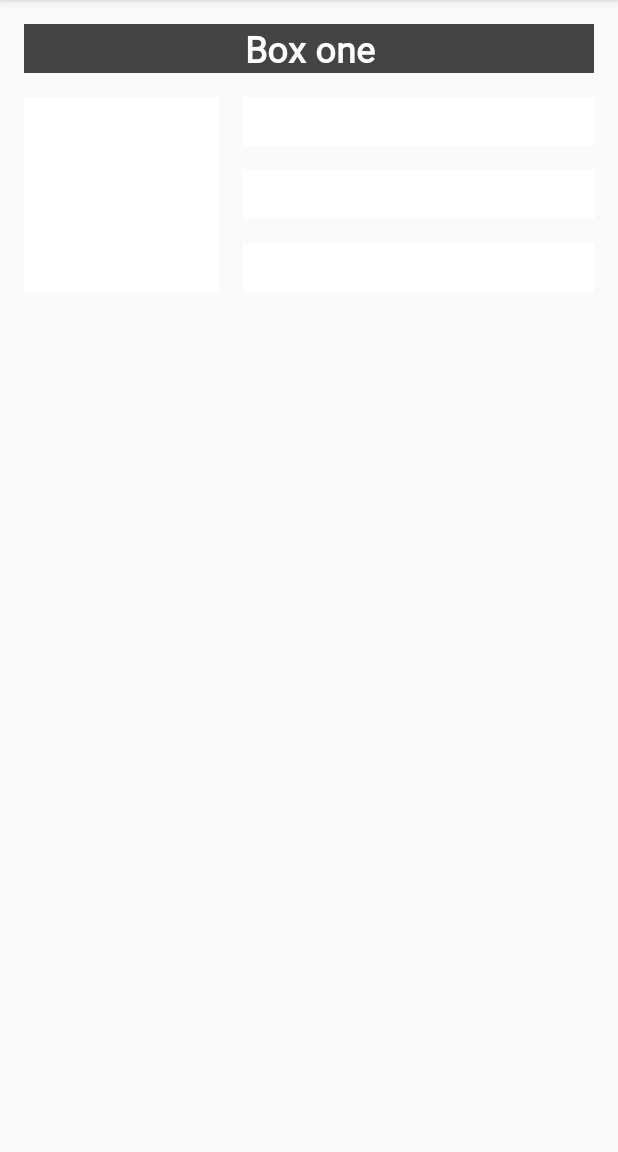
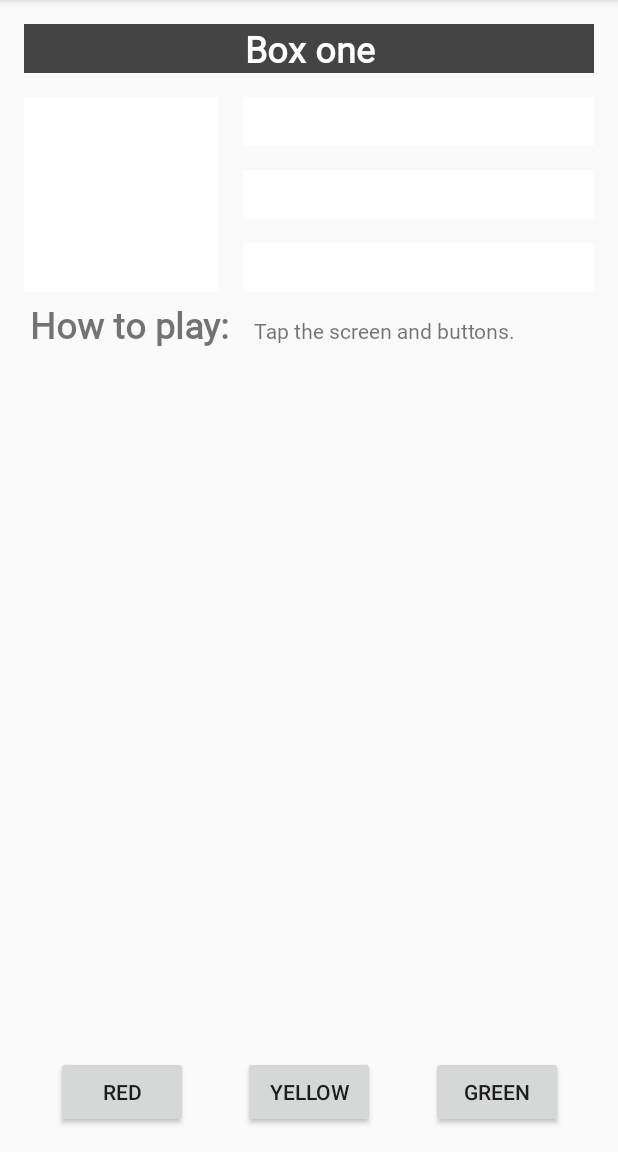
Before and after one commit to UladzislauB/courses, an Android app: the screen it shows after launch (MainActivity), after a tap on "Box one", on a phone screen of 412 x 824 dp, the part 84-1236 px from its top. Run offline under Robolectric (Android 15) with nearby library versions, the phone set to English and light mode, and no system bars.

Commit message:
completed codelabe 2 section 3

```diff
--- a/codelab2(ColorMyViews)/app/src/main/java/com/example/colormyviews/MainActivity.kt
+++ b/codelab2(ColorMyViews)/app/src/main/java/com/example/colormyviews/MainActivity.kt
@@ -5,6 +5,7 @@ import androidx.appcompat.app.AppCompatActivity
 import android.os.Bundle
 import android.view.View
 import android.widget.TextView
+import kotlinx.android.synthetic.main.activity_main.*
 
 class MainActivity : AppCompatActivity() {
 
@@ -24,6 +25,11 @@ class MainActivity : AppCompatActivity() {
             R.id.box_three_text -> view.setBackgroundColor(Color.BLUE)
             R.id.box_four_text -> view.setBackgroundColor(Color.MAGENTA)
             R.id.box_five_text -> view.setBackgroundColor(Color.BLUE)
+
+            R.id.red_button -> box_three_text.setBackgroundResource(R.color.my_red)
+            R.id.yellow_button -> box_four_text.setBackgroundResource(R.color.my_yellow)
+            R.id.green_button -> box_five_text.setBackgroundResource(R.color.my_green)
+
             else -> view.setBackgroundColor(Color.LTGRAY)
         }
     }
@@ -38,9 +44,14 @@ class MainActivity : AppCompatActivity() {
 
         val rootConstraintLayout = findViewById<View>(R.id.constraint_layout)
 
+        val redButton = findViewById<TextView>(R.id.red_button)
+        val greenButton = findViewById<TextView>(R.id.green_button)
+        val yellowButton = findViewById<TextView>(R.id.yellow_button)
+
         val clickableViews: List<View> =
-            listOf(boxFiveText, boxFourText, boxThreeText, boxTwoText,
-                boxOneText, rootConstraintLayout)
+            listOf(boxFiveText, boxFourText, boxThreeText,
+                boxTwoText, boxOneText, rootConstraintLayout,
+                redButton, greenButton, yellowButton)
 
         for (item in clickableViews){
             item.setOnClickListener {
--- a/codelab2(ColorMyViews)/app/src/main/res/layout/activity_main.xml
+++ b/codelab2(ColorMyViews)/app/src/main/res/layout/activity_main.xml
@@ -25,8 +25,8 @@
         style="@style/whiteBox"
         android:layout_width="130dp"
         android:layout_height="130dp"
-        android:layout_marginStart="16dp"
-        android:layout_marginTop="16dp"
+        android:layout_marginStart="@dimen/margin_wide"
+        android:layout_marginTop="@dimen/margin_wide"
         android:text="@string/box_two"
         app:layout_constraintStart_toStartOf="parent"
         app:layout_constraintTop_toBottomOf="@+id/box_one_text" />
@@ -72,4 +72,70 @@
         app:layout_constraintStart_toEndOf="@+id/box_two_text"
         app:layout_constraintTop_toBottomOf="@+id/box_four_text" />
 
+    <TextView
+        android:id="@+id/label_text"
+        android:layout_width="wrap_content"
+        android:layout_height="wrap_content"
+        android:layout_marginStart="20dp"
+        android:fontFamily="@font/roboto"
+        android:text="@string/how_to_play"
+        android:textSize="24sp"
+        android:textStyle="bold"
+        app:layout_constraintBaseline_toBaselineOf="@+id/info_text"
+        app:layout_constraintStart_toStartOf="parent" />
+
+    <TextView
+        android:id="@+id/info_text"
+        android:layout_width="0dp"
+        android:layout_height="wrap_content"
+        android:layout_marginStart="@dimen/margin_wide"
+        android:layout_marginTop="@dimen/margin_wide"
+        android:layout_marginEnd="@dimen/margin_wide"
+        android:layout_marginBottom="@dimen/margin_wide"
+        android:fontFamily="@font/roboto"
+        android:text="@string/tap_the_boxes_and_buttons"
+        app:layout_constraintBottom_toBottomOf="parent"
+        app:layout_constraintEnd_toEndOf="parent"
+        app:layout_constraintStart_toEndOf="@+id/label_text"
+        app:layout_constraintTop_toBottomOf="@+id/box_two_text"
+        app:layout_constraintVertical_bias="0.0" />
+
+    <Button
+        android:id="@+id/red_button"
+        android:layout_width="wrap_content"
+        android:layout_height="wrap_content"
+        android:layout_marginStart="@dimen/margin_wide"
+        android:text="@string/button_red"
+        app:layout_constraintBaseline_toBaselineOf="@+id/yellow_button"
+        app:layout_constraintEnd_toStartOf="@+id/yellow_button"
+        app:layout_constraintHorizontal_bias="0.5"
+        app:layout_constraintStart_toStartOf="parent" />
+
+    <Button
+        android:id="@+id/yellow_button"
+        android:layout_width="wrap_content"
+        android:layout_height="wrap_content"
+        android:layout_marginStart="@dimen/margin_wide"
+        android:layout_marginTop="@dimen/margin_wide"
+        android:layout_marginEnd="@dimen/margin_wide"
+        android:layout_marginBottom="@dimen/margin_wide"
+        android:text="@string/button_yellow"
+        app:layout_constraintBottom_toBottomOf="parent"
+        app:layout_constraintEnd_toStartOf="@+id/green_button"
+        app:layout_constraintHorizontal_bias="0.5"
+        app:layout_constraintStart_toEndOf="@+id/red_button"
+        app:layout_constraintTop_toBottomOf="@+id/info_text"
+        app:layout_constraintVertical_bias="1.0" />
+
+    <Button
+        android:id="@+id/green_button"
+        android:layout_width="wrap_content"
+        android:layout_height="wrap_content"
+        android:layout_marginEnd="@dimen/margin_wide"
+        android:text="@string/button_green"
+        app:layout_constraintBaseline_toBaselineOf="@+id/yellow_button"
+        app:layout_constraintEnd_toEndOf="parent"
+        app:layout_constraintHorizontal_bias="0.5"
+        app:layout_constraintStart_toEndOf="@+id/yellow_button" />
+
 </androidx.constraintlayout.widget.ConstraintLayout>
--- a/codelab2(ColorMyViews)/app/src/main/res/values/colors.xml
+++ b/codelab2(ColorMyViews)/app/src/main/res/values/colors.xml
@@ -3,4 +3,7 @@
     <color name="colorPrimary">#008577</color>
     <color name="colorPrimaryDark">#00574B</color>
     <color name="colorAccent">#D81B60</color>
+    <color name="my_green">#12C700</color>
+    <color name="my_red">#E54304</color>
+    <color name="my_yellow">#FFC107</color>
 </resources>
--- a/codelab2(ColorMyViews)/app/src/main/res/values/strings.xml
+++ b/codelab2(ColorMyViews)/app/src/main/res/values/strings.xml
@@ -5,4 +5,9 @@
     <string name="box_three">Box Three</string>
     <string name="box_four">Box Four</string>
     <string name="box_five">Box Five</string>
+    <string name="how_to_play">How to play:</string>
+    <string name="tap_the_boxes_and_buttons">Tap the screen and buttons.</string>
+    <string name="button_red">RED</string>
+    <string name="button_yellow">YELLOW</string>
+    <string name="button_green">GREEN</string>
 </resources>
```
